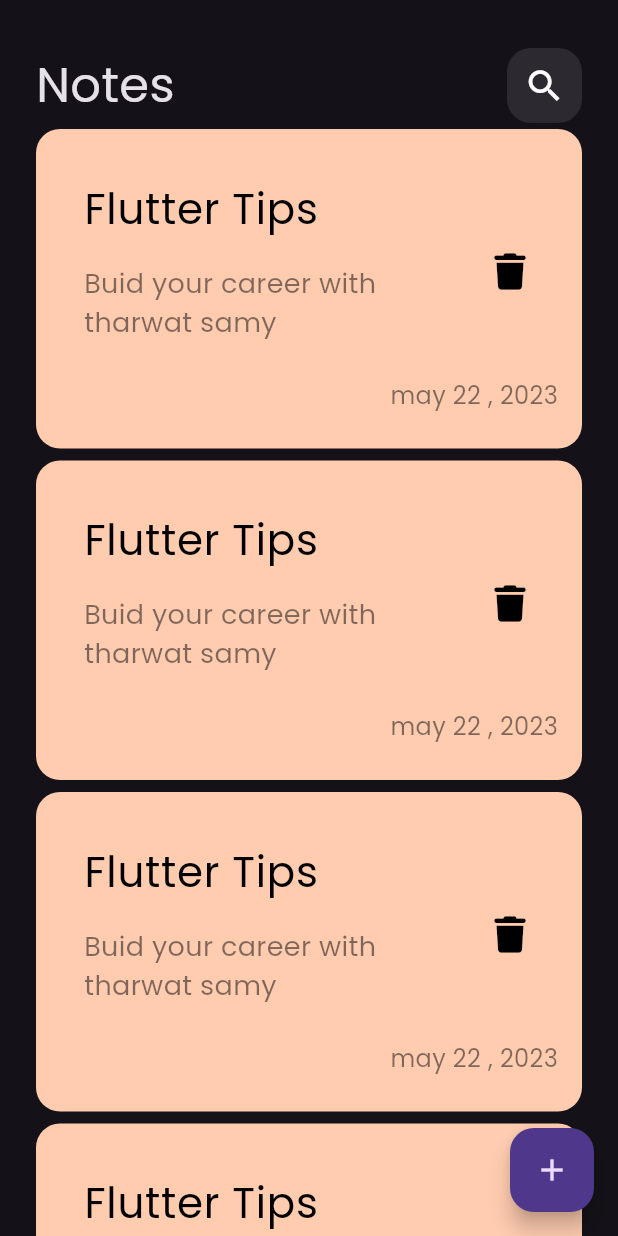
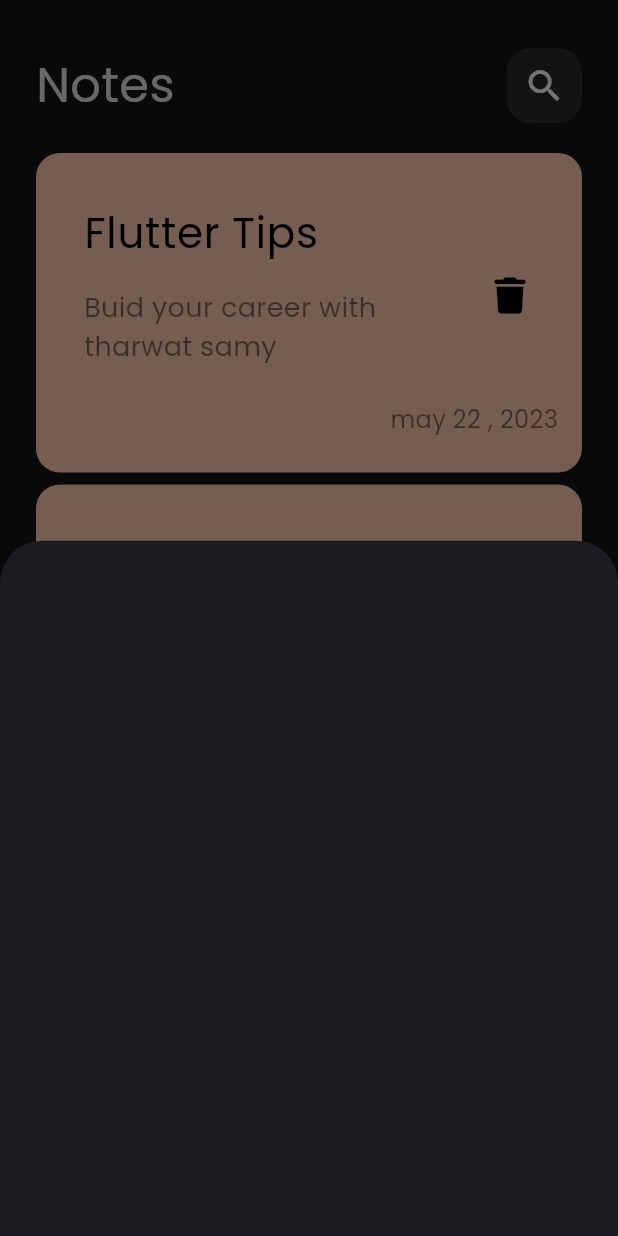
Before and after one commit to moustafa3laa2/notes_app, a Flutter app: the screen it shows after launch, after a tap on the "add" icon, on a phone screen of 412 x 824 dp. Run offline on Flutter 3.47's test engine with Material 3 defaults, Android fonts, the phone set to English and light mode, and no system bars; our stand-ins replace font_awesome_flutter.

Commit message:
show model bottom sheet

```diff
--- a/lib/views/notes_view.dart
+++ b/lib/views/notes_view.dart
@@ -1,4 +1,5 @@
 import 'package:flutter/material.dart';
+import 'package:notes_app/widgets/add_model_bottom_sheet.dart';
 import 'package:notes_app/widgets/notes_view_body.dart';
 
 class NotesView extends StatelessWidget {
@@ -8,7 +9,13 @@ class NotesView extends StatelessWidget {
   Widget build(BuildContext context) {
     return Scaffold(
       floatingActionButton: FloatingActionButton(
-        onPressed: () {},
+        onPressed: () {
+          showModalBottomSheet(
+              context: context,
+              builder: (context) {
+                return const AddNoteBottomSheet();
+              });
+        },
         child: const Icon(Icons.add),
       ),
       body: const NotesViewBody(),
--- /dev/null
+++ b/lib/widgets/add_model_bottom_sheet.dart
@@ -0,0 +1,10 @@
+import 'package:flutter/material.dart';
+
+class AddNoteBottomSheet extends StatelessWidget {
+  const AddNoteBottomSheet({super.key});
+
+  @override
+  Widget build(BuildContext context) {
+    return Container();
+  }
+}
--- a/lib/widgets/notes_list_view.dart
+++ b/lib/widgets/notes_list_view.dart
@@ -6,13 +6,17 @@ class NotesListView extends StatelessWidget {
 
   @override
   Widget build(BuildContext context) {
-    return ListView.builder(
+    return Padding(
+      padding: const EdgeInsets.symmetric(vertical: 16.0),
+      child: ListView.builder(
+        padding: EdgeInsets.zero,
         itemBuilder: (context, index) {
           return const Padding(
             padding: EdgeInsets.symmetric(vertical: 4),
             child: NoteItem(),
           );
         },
+      ),
     );
   }
 }
```
Lines whose indentation alone changed are shown as unchanged.
